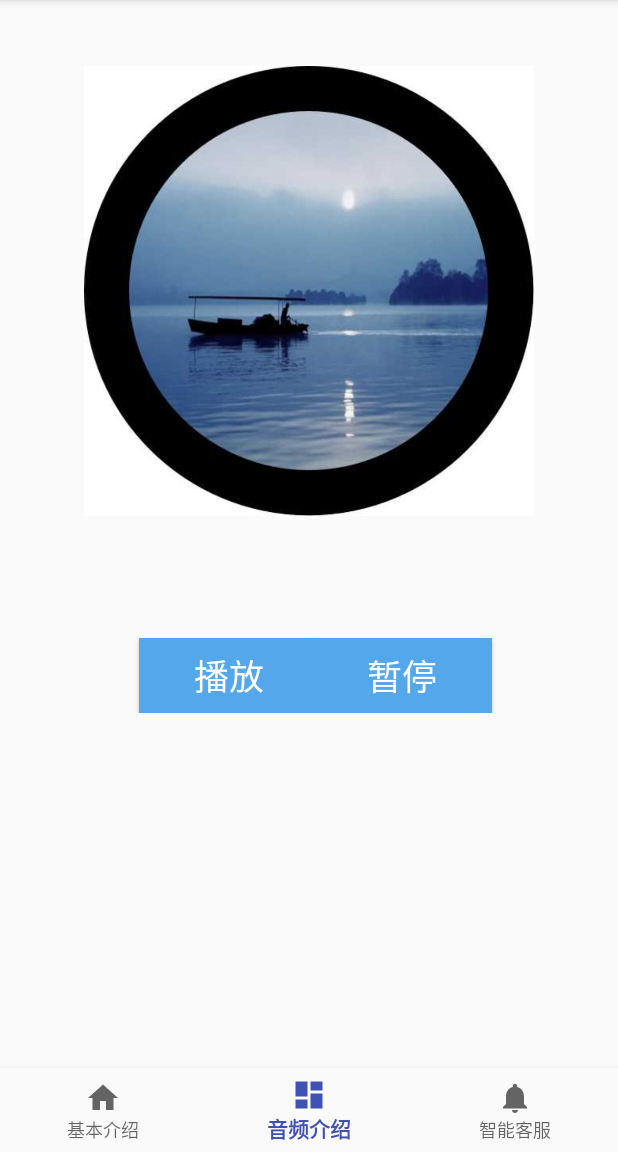
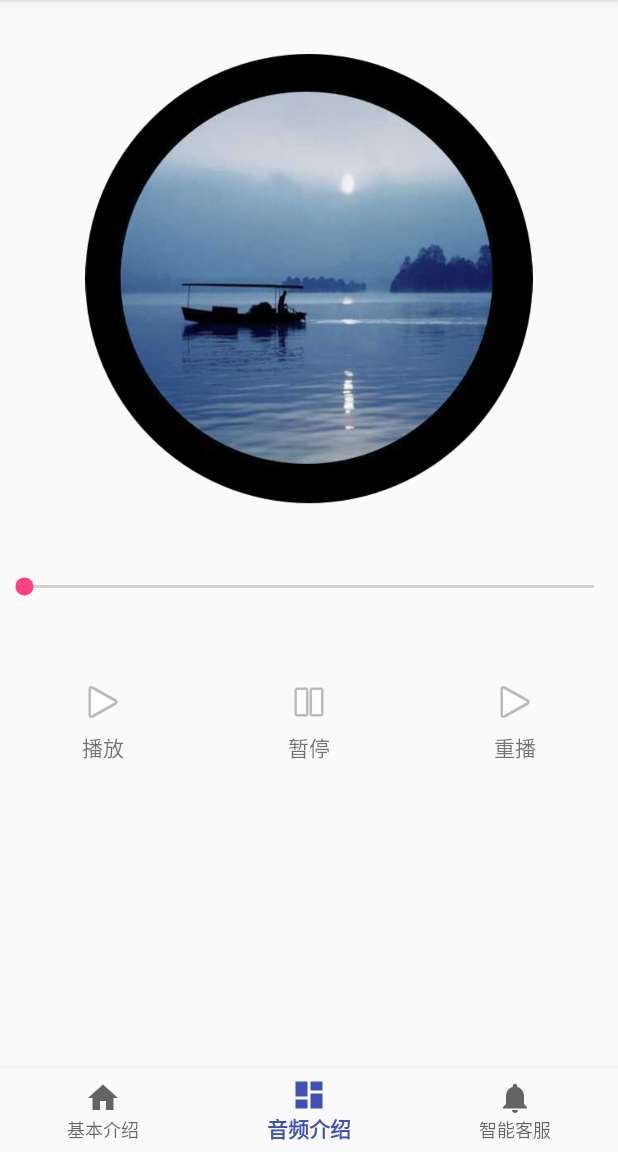
Before and after one commit to aci456852/Android, an Android app: the screen it shows after launch (MainActivity), item 2 of the bottom bar chosen, on a phone screen of 412 x 824 dp, the part 84-1236 px from its top. Run offline under Robolectric (Android 15) with nearby library versions, the phone set to English and light mode, and no system bars.

Commit message:
修改音乐播放页面，增加进度条和背景旋转

```diff
--- a/WestLakeBB3/app/src/main/java/com/example/administrator/highlevel/FragmentTrailer.java
+++ b/WestLakeBB3/app/src/main/java/com/example/administrator/highlevel/FragmentTrailer.java
@@ -1,32 +1,37 @@
 package com.example.administrator.highlevel;
 
-import android.app.Activity;
 import android.app.Fragment;
+import android.content.ComponentName;
 import android.content.Intent;
+import android.content.ServiceConnection;
+import android.content.pm.PackageManager;
 import android.os.Bundle;
+import android.os.Handler;
+import android.os.IBinder;
+import android.os.Message;
 import android.support.annotation.Nullable;
+import android.support.v4.app.ActivityCompat;
+import android.support.v4.content.ContextCompat;
+import android.util.Log;
 import android.view.LayoutInflater;
 import android.view.View;
-import android.view.View.OnClickListener;
 import android.view.ViewGroup;
-import android.widget.Button;
+import android.view.animation.Animation;
+import android.view.animation.RotateAnimation;
+import android.widget.ImageView;
+import android.widget.SeekBar;
+import android.widget.Toast;
+
+import static android.content.Context.BIND_AUTO_CREATE;
+
 /**
  * Created by Administrator on 2017/12/8.
  */
 
-public class FragmentTrailer extends Fragment{
+public class FragmentTrailer extends Fragment implements View.OnClickListener{
 
-    private  Button start,stop;
-    /* @Override
-    protected void onCreate(Bundle savedInstanceState) {
-        super.onCreate(savedInstanceState);
-        setContentView(R.layout.fragment_trailer);
-        start=(Button)findViewById(R.id.button_play1);
-        stop=(Button)findViewById(R.id.button_stop1);
-        start.setOnClickListener(startlis);
-        stop.setOnClickListener(stoplis);
-    }*/
-    public View onCreateView(LayoutInflater inflater, @Nullable ViewGroup container, Bundle savedInstanceState) {
+
+    /*public View onCreateView(LayoutInflater inflater, @Nullable ViewGroup container, Bundle savedInstanceState) {
         View view=inflater.inflate(R.layout.fragment_trailer,container,false);
         start=(Button)view.findViewById(R.id.button_play1);
         stop=(Button)view.findViewById(R.id.button_stop1);
@@ -34,33 +39,116 @@ public class FragmentTrailer extends Fragment{
         stop.setOnClickListener(stoplis);
 
         return view;
+    }*/
+    private ImageView img;
+    private RotateAnimation animation;
+    private Intent intent;
+    private myConn conn;
+    MusicService.MyBinder binder;
+    private SeekBar mSeekBar;
+    private Thread mThread;
+    private Handler handler=new Handler(){
+        public void handleMessage(android.os.Message msg){
+            switch(msg.what){
+                case 100:
+                    int currentPosition=(Integer) msg.obj;
+                    mSeekBar.setProgress(currentPosition);
+                    break;
+                default:
+                    break;
+            }
+        };
+    };
+
+    @Override
+    public View onCreateView(LayoutInflater inflater, @Nullable ViewGroup container, Bundle savedInstanceState) {
+        View view=inflater.inflate(R.layout.fragment_trailer,container,false);
+        view.findViewById(R.id.bt_play).setOnClickListener(this);
+        view.findViewById(R.id.bt_pause).setOnClickListener(this);
+        view.findViewById(R.id.bt_replay).setOnClickListener(this);
+        img= (ImageView) view.findViewById(R.id.img_music);
+        animation = new RotateAnimation(0f, 360f, Animation.RELATIVE_TO_SELF, 0.5f, Animation.RELATIVE_TO_SELF, 0.5f);
+        mSeekBar=(SeekBar)view.findViewById(R.id.seekBar);
+        conn=new myConn();
+        intent=new Intent(getActivity(),MusicService.class);
+        getActivity().bindService(intent, conn,BIND_AUTO_CREATE);
+        requestPower();
+        return view;
     }
-    /*private void requestPower() {
-        if (ContextCompat.checkSelfPermission(this, android.Manifest.permission.READ_EXTERNAL_STORAGE) != PackageManager.PERMISSION_GRANTED) {
-            ActivityCompat.requestPermissions(this, new String[]{android.Manifest.permission.READ_EXTERNAL_STORAGE}, 1);
+
+    private void requestPower() {
+        if (ContextCompat.checkSelfPermission(getActivity(), android.Manifest.permission.READ_EXTERNAL_STORAGE) != PackageManager.PERMISSION_GRANTED) {
+            ActivityCompat.requestPermissions(getActivity(), new String[]{android.Manifest.permission.READ_EXTERNAL_STORAGE}, 1);
         }
-    }*/
-    private OnClickListener startlis=new OnClickListener(){
+    }
+
+    private void initSeekBar(){
+        int musicWidth=binder.getMusicWidth();
+        mSeekBar.setMax(musicWidth);
+    }
+    //更新进度条
+    private void UpdateProgress() {
+        mThread = new Thread(){
+            public void run() {
+                while (!interrupted()) {
+                    int currentPosition = binder.getCurrentPosition();
+                    Message message = Message.obtain();
+                    message.obj = currentPosition;
+                    message.what = 100;
+                    handler.sendMessage(message);
+                }
+            };
+        };
+        mThread.start();
+    }
+
+    private class myConn implements ServiceConnection {
 
         @Override
-        public void onClick(View v) {
-            //启动服务
-            Intent serviceIntend = new Intent(getActivity(),MusicService.class);
-            getActivity().startService(serviceIntend);
-            //startService(new Intent(FragmentTrailer.this, MusicService.class));
+        public void onServiceConnected(ComponentName name, IBinder service) {
+            binder= (MusicService.MyBinder) service;
         }
 
-    };
-    private OnClickListener stoplis=new OnClickListener(){
+        @Override
+        public void onServiceDisconnected(ComponentName name) {
 
-        @Override
-        public void onClick(View v) {
-            //停止服务
-            Intent serviceIntend2 = new Intent(getActivity(),MusicService.class);
-            getActivity().stopService(serviceIntend2);
-            //stopService(new Intent(FragmentTrailer.this,MusicService.class));
         }
+    }
+    private void indatae() {
+        animation.setDuration(10000);//设定转一圈的时间
+        animation.setRepeatCount(Animation.INFINITE);//设定无限循环
+        animation.setRepeatMode(Animation.RESTART);//
+        img.startAnimation(animation);
+    }
 
-    };
+    public void onClick(View v){
+        switch (v.getId()){
+            case R.id.bt_play:
+                binder.plays();
+                initSeekBar();
+                UpdateProgress();
+                indatae();//开始旋转
+                break;
+            case R.id.bt_pause:
+                binder.pauses();
+                animation.cancel();//暂停旋转
+                break;
+            case R.id.bt_replay:
+                binder.replays();
+                indatae();//开始旋转
+                break;
+            default:
+                break;
+        }
+    }
+
+    public void onDestroy(){
+        if(mThread!=null){
+            if(!mThread.isInterrupted())
+                mThread.interrupt();
+        }
+        getActivity().unbindService(conn);
+        super.onDestroy();
+    }
 
 }
--- a/WestLakeBB3/app/src/main/res/layout/fragment_trailer.xml
+++ b/WestLakeBB3/app/src/main/res/layout/fragment_trailer.xml
@@ -9,56 +9,88 @@
         <LinearLayout
             android:layout_width="match_parent"
             android:layout_height="wrap_content"
-            android:orientation="vertical" >
+            android:orientation="vertical"
+            android:id="@+id/linearLayout">
 
             <android.support.constraint.ConstraintLayout
                 android:layout_width="match_parent"
                 android:layout_height="match_parent">
 
                 <ImageView
-                    android:id="@+id/imageView7"
+                    android:id="@+id/img_music"
                     android:layout_width="300dp"
                     android:layout_height="300dp"
                     android:layout_alignParentLeft="true"
                     android:layout_alignParentStart="true"
-                    android:layout_marginBottom="8dp"
+                    android:layout_marginEnd="8dp"
                     android:layout_marginLeft="8dp"
                     android:layout_marginRight="8dp"
-                    android:layout_marginTop="8dp"
-                    app:layout_constraintBottom_toBottomOf="parent"
+                    android:layout_marginStart="8dp"
+                    android:layout_marginTop="36dp"
                     app:layout_constraintLeft_toLeftOf="parent"
                     app:layout_constraintRight_toRightOf="parent"
                     app:layout_constraintTop_toTopOf="parent"
-                    app:layout_constraintVertical_bias="0.226"
-                    app:srcCompat="@drawable/erquanyy" />
-
-                <Button
-                    android:id="@+id/button_play1"
-                    style="@style/LabelStyle"
-                    android:layout_width="120dp"
-                    android:layout_height="50dp"
-                    android:layout_column="0"
-                    android:layout_marginRight="199dp"
-                    android:layout_marginTop="425dp"
-                    android:layout_row="1"
-                    android:text="播放"
-                    app:layout_constraintRight_toRightOf="parent"
-                    app:layout_constraintTop_toTopOf="parent" />
-
-                <Button
-                    android:id="@+id/button_stop1"
-                    style="@style/LabelStyle"
-                    android:layout_width="120dp"
-                    android:layout_height="50dp"
-                    android:layout_column="1"
-                    android:layout_marginLeft="208dp"
-                    android:layout_marginTop="425dp"
-                    android:layout_row="1"
-                    android:text="暂停"
-                    app:layout_constraintLeft_toLeftOf="parent"
-                    app:layout_constraintTop_toTopOf="parent" />
+                    app:srcCompat="@drawable/musicimg" />
 
             </android.support.constraint.ConstraintLayout>
+
         </LinearLayout>
 
+    <SeekBar
+        android:id="@+id/seekBar"
+        android:layout_width="match_parent"
+        android:layout_height="wrap_content"
+        android:layout_marginTop="46dp"
+        app:layout_constraintRight_toRightOf="parent"
+        tools:layout_editor_absoluteY="395dp"
+        android:layout_below="@+id/linearLayout"
+        android:layout_alignParentLeft="true"
+        android:layout_alignParentStart="true" />
+
+    <LinearLayout
+        android:layout_width="match_parent"
+        android:layout_height="wrap_content"
+        android:layout_gravity="center_horizontal"
+        android:gravity="center"
+        android:orientation="horizontal"
+        tools:layout_editor_absoluteX="8dp"
+        tools:layout_editor_absoluteY="81dp"
+        android:layout_marginTop="52dp"
+        android:layout_below="@+id/seekBar"
+        android:layout_alignParentLeft="true"
+        android:layout_alignParentStart="true">
+
+        <TextView
+            android:id="@+id/bt_play"
+            android:layout_width="0dp"
+            android:layout_height="wrap_content"
+            android:layout_weight="1"
+            android:drawablePadding="3dp"
+            android:drawableTop="@android:drawable/ic_media_play"
+            android:gravity="center"
+            android:text="播放" />
+
+        <TextView
+            android:id="@+id/bt_pause"
+            android:layout_width="0dp"
+            android:layout_height="wrap_content"
+            android:layout_weight="1"
+            android:drawablePadding="3dp"
+            android:drawableTop="@android:drawable/ic_media_pause"
+            android:gravity="center"
+            android:text="暂停" />
+
+        <TextView
+            android:id="@+id/bt_replay"
+            android:layout_width="0dp"
+            android:layout_height="wrap_content"
+            android:layout_weight="1"
+            android:drawablePadding="3dp"
+            android:drawableTop="@android:drawable/ic_media_play"
+            android:gravity="center"
+            android:text="重播" />
+
+
+    </LinearLayout>
+
 </RelativeLayout>
--- a/WestLakeBB3/app/src/main/res/layout/message_right.xml
+++ b/WestLakeBB3/app/src/main/res/layout/message_right.xml
@@ -20,7 +20,6 @@
 
     <ImageView
         android:id="@+id/imageView3"
-
         android:layout_width="50dp"
         android:layout_height="50dp"
         android:layout_margin="20sp"
```
Also changed, not shown: WestLakeBB3/app/src/main/AndroidManifest.xml (+3 -4 lines), WestLakeBB3/app/src/main/java/com/example/administrator/highlevel/FragmentCustomservices.java (+5 -5 lines), WestLakeBB3/app/src/main/java/com/example/administrator/highlevel/MusicService.java (+105 -8 lines), WestLakeBB3/app/src/main/res/layout/content_fragment_customservices.xml (+8 -8 lines), WestLakeBB3/app/src/main/res/drawable/erquanyy.jpg (deleted), WestLakeBB3/app/src/main/res/drawable/musicimg.png (added), WestLakeBB3/app/src/main/res/layout/fragment_customservices.xml (renamed from WestLakeBB3/app/src/main/res/layout/activity_fragment_customservices.xml).
